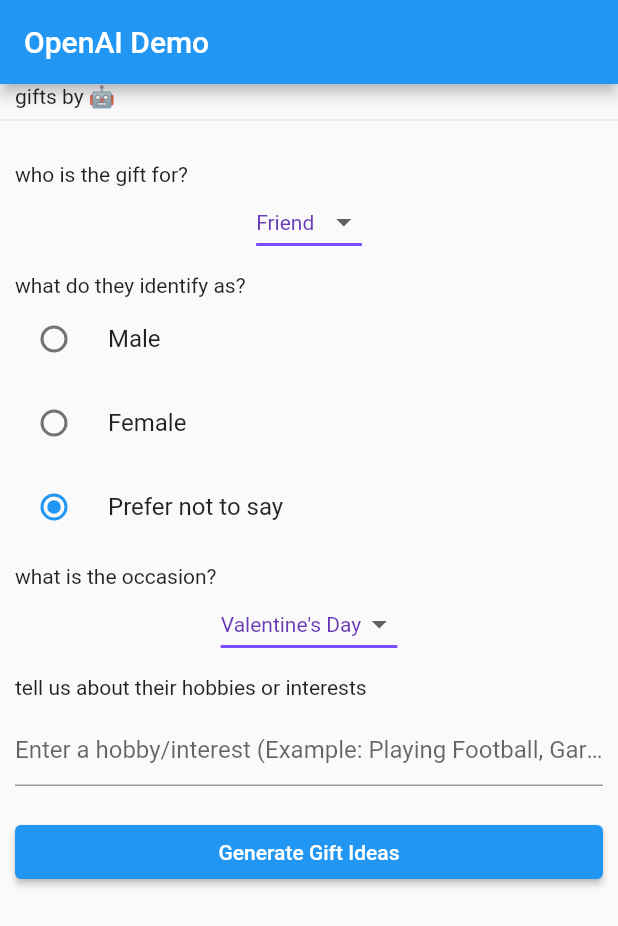
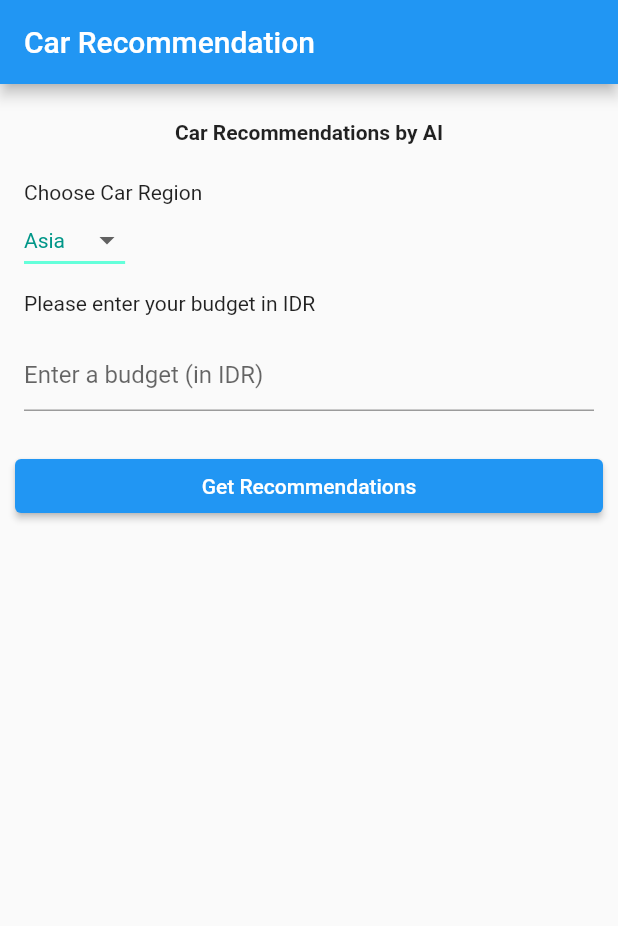
Before and after one commit to nadirbslmh/flutter-openai-demo, a Flutter app: the screen it shows after launch, on a phone screen of 412 x 824 dp. Shown: the top 926 px of the screen. Run offline on Flutter 3.47's test engine with Material 2 defaults, Android fonts, the light colour scheme and no system bars.

Commit message:
feat(app): add feature to get car recommendations from AI

```diff
--- a/lib/screens/home.dart
+++ b/lib/screens/home.dart
@@ -1,18 +1,12 @@
-import 'dart:convert';
+import 'package:flutter/material.dart';
+import 'package:flutter_openai_demo/screens/result.dart';
+import 'package:flutter_openai_demo/services/recommendation.dart';
+import 'package:intl/intl.dart';
 
-import 'package:flutter/material.dart';
-
-const List<String> listOfRelations = <String>[
-  'Friend',
-  'Partner',
-  'Spouse',
-  'Sibling'
-];
-const List<String> listOfOccasions = <String>[
-  "Valentine's Day",
-  'Birthday',
-  'Anniversary',
-  'Retirement'
+const List<String> carRegions = <String>[
+  'Asia',
+  'Europe',
+  'US',
 ];
 
 class HomeScreen extends StatefulWidget {
@@ -24,57 +18,56 @@
 
 class _HomeScreenState extends State<HomeScreen> {
   final GlobalKey<FormState> _formKey = GlobalKey<FormState>();
-  TextEditingController _controller = new TextEditingController();
-  String gender = "prefer not to say";
-  String firstDropdownValue = listOfRelations.first;
-  String secondDropdownValue = listOfOccasions.first;
+  final TextEditingController _controller = TextEditingController();
+  String carRegionValue = carRegions.first;
   bool isLoading = false;
 
   @override
   Widget build(BuildContext context) {
     return Scaffold(
-        appBar: AppBar(
-          title: const Text('OpenAI Demo'),
-        ),
-        body: Form(
+      resizeToAvoidBottomInset: false,
+      appBar: AppBar(
+        title: const Text('Car Recommendation'),
+      ),
+      body: SingleChildScrollView(
+        child: Form(
           key: _formKey,
           child: Column(
             crossAxisAlignment: CrossAxisAlignment.start,
             children: [
-              Padding(
-                padding: const EdgeInsets.only(left: 10),
+              const Center(
+                heightFactor: 4,
                 child: Text(
-                  "gifts by 🤖",
+                  'Car Recommendations by AI',
+                  style: TextStyle(
+                    fontWeight: FontWeight.bold,
+                  ),
                 ),
               ),
-              Divider(),
-              SizedBox(
-                height: 20,
+              const Padding(
+                padding: EdgeInsets.only(left: 16),
+                child: Text(
+                  "Choose Car Region",
+                ),
               ),
               Padding(
-                padding: const EdgeInsets.only(left: 10),
-                child: Text(
-                  "who is the gift for?",
-                ),
-              ),
-              Center(
+                padding: const EdgeInsets.only(left: 16),
                 child: DropdownButton<String>(
-                  value: firstDropdownValue,
+                  value: carRegionValue,
                   icon: const Icon(Icons.arrow_drop_down),
                   elevation: 16,
-                  style: const TextStyle(color: Colors.deepPurple),
+                  style: const TextStyle(color: Colors.teal),
                   underline: Container(
                     height: 2,
-                    color: Colors.deepPurpleAccent,
+                    color: Colors.tealAccent,
                   ),
                   onChanged: (String? value) {
-                    // This is called when the user selects an item.
                     setState(() {
-                      firstDropdownValue = value!;
+                      carRegionValue = value!;
                     });
                   },
-                  items: listOfRelations
-                      .map<DropdownMenuItem<String>>((String value) {
+                  items:
+                      carRegions.map<DropdownMenuItem<String>>((String value) {
                     return DropdownMenuItem<String>(
                       value: value,
                       child: Text(value),
@@ -82,99 +75,28 @@
                   }).toList(),
                 ),
               ),
-              SizedBox(
+              const SizedBox(
                 height: 10,
               ),
-              Padding(
-                padding: const EdgeInsets.only(left: 10),
+              const Padding(
+                padding: EdgeInsets.only(left: 16),
                 child: Text(
-                  "what do they identify as?",
-                ),
-              ),
-              RadioListTile(
-                title: Text("Male"),
-                value: "male",
-                groupValue: gender,
-                onChanged: (value) {
-                  setState(() {
-                    gender = value.toString();
-                  });
-                },
-              ),
-              RadioListTile(
-                title: Text("Female"),
-                value: "female",
-                groupValue: gender,
-                onChanged: (value) {
-                  setState(() {
-                    gender = value.toString();
-                  });
-                },
-              ),
-              RadioListTile(
-                title: Text("Prefer not to say"),
-                value: "prefer not to say",
-                groupValue: gender,
-                onChanged: (value) {
-                  setState(() {
-                    gender = value.toString();
-                  });
-                },
-              ),
-              SizedBox(
-                height: 10,
-              ),
-              Padding(
-                padding: const EdgeInsets.only(left: 10),
-                child: Text(
-                  "what is the occasion?",
-                ),
-              ),
-              Center(
-                child: DropdownButton<String>(
-                  value: secondDropdownValue,
-                  icon: const Icon(Icons.arrow_drop_down),
-                  elevation: 16,
-                  style: const TextStyle(color: Colors.deepPurple),
-                  underline: Container(
-                    height: 2,
-                    color: Colors.deepPurpleAccent,
-                  ),
-                  onChanged: (String? value) {
-                    // This is called when the user selects an item.
-                    setState(() {
-                      secondDropdownValue = value!;
-                    });
-                  },
-                  items: listOfOccasions
-                      .map<DropdownMenuItem<String>>((String value) {
-                    return DropdownMenuItem<String>(
-                      value: value,
-                      child: Text(value),
-                    );
-                  }).toList(),
-                ),
-              ),
-              SizedBox(
-                height: 10,
-              ),
-              Padding(
-                padding: const EdgeInsets.only(left: 10),
-                child: Text(
-                  "tell us about their hobbies or interests",
+                  "Please enter your budget in IDR",
                 ),
               ),
               Padding(
-                padding: const EdgeInsets.all(10.0),
+                padding: const EdgeInsets.all(16.0),
                 child: TextFormField(
+                  keyboardType: TextInputType.number,
                   controller: _controller,
                   decoration: const InputDecoration(
-                    hintText:
-                        'Enter a hobby/interest (Example: Playing Football, Gardening, etc)',
+                    hintText: 'Enter a budget (in IDR)',
                   ),
                   validator: (String? value) {
-                    if (value == null || value.isEmpty) {
-                      return 'Please enter some hobbies';
+                    if (value == null ||
+                        value.isEmpty ||
+                        int.tryParse(value) == null) {
+                      return 'Please enter valid numbers';
                     }
                     return null;
                   },
@@ -184,20 +106,35 @@
                 padding: const EdgeInsets.all(10.0),
                 child: ElevatedButton(
                   onPressed: () async {
-                    //We'll add code here to get response
+                    final result =
+                        await RecommendationService.getRecommendations(
+                      carRegion: carRegionValue,
+                      budget: _controller.value.text,
+                    );
+                    if (mounted) {
+                      Navigator.of(context).push(
+                        MaterialPageRoute(
+                          builder: (context) {
+                            return ResultScreen(gptResponseData: result);
+                          },
+                        ),
+                      );
+                    }
                   },
                   child: Center(
                     child:
                         isLoading && _formKey.currentState!.validate() != false
                             ? const CircularProgressIndicator(
-                                color: Colors.white,
+                                color: Colors.teal,
                               )
-                            : Text("Generate Gift Ideas"),
+                            : const Text("Get Recommendations"),
                   ),
                 ),
               ),
             ],
           ),
-        ));
+        ),
+      ),
+    );
   }
 }
--- /dev/null
+++ b/lib/services/recommendation.dart
@@ -0,0 +1,63 @@
+import 'dart:convert';
+
+import 'package:flutter_openai_demo/constants/open_ai.dart';
+import 'package:flutter_openai_demo/models/open_ai.dart';
+import 'package:http/http.dart' as http;
+import 'package:intl/intl.dart';
+
+class RecommendationService {
+  static Future<GptData> getRecommendations({
+    required String carRegion,
+    required String budget,
+  }) async {
+    late GptData gptData = GptData(
+      id: "",
+      object: "",
+      created: 0,
+      model: "",
+      choices: [],
+      usage: Usage(completionTokens: 0, promptTokens: 0, totalTokens: 0),
+    );
+
+    try {
+      var url = Uri.parse('https://api.openai.com/v1/completions');
+
+      Map<String, String> headers = {
+        'Content-Type': 'application/json;charset=UTF-8',
+        'Charset': 'utf-8',
+        'Authorization': 'Bearer $apiKey'
+      };
+
+      final formatCurrency = NumberFormat.currency(
+        locale: 'id_ID',
+        symbol: 'IDR ',
+        decimalDigits: 0,
+      );
+
+      String carBudget = formatCurrency.format(int.parse(budget));
+
+      print("the budget: $carBudget");
+
+      String promptData =
+          "Please give me a car recommendation from ${carRegion.toLowerCase()} manufacturers with budget equals to $carBudget";
+      final data = jsonEncode({
+        "model": "text-davinci-003",
+        "prompt": promptData,
+        "temperature": 0.4,
+        "max_tokens": 64,
+        "top_p": 1,
+        "frequency_penalty": 0,
+        "presence_penalty": 0
+      });
+
+      var response = await http.post(url, headers: headers, body: data);
+      if (response.statusCode == 200) {
+        gptData = gptDataFromJson(response.body);
+      }
+    } catch (e) {
+      throw Exception('Error occured when sending request.');
+    }
+
+    return gptData;
+  }
+}
--- a/pubspec.yaml
+++ b/pubspec.yaml
@@ -37,6 +37,7 @@
   # Use with the CupertinoIcons class for iOS style icons.
   cupertino_icons: ^1.0.2
   http: ^0.13.5
+  intl: ^0.18.1
 
 dev_dependencies:
   flutter_test:
```
Also changed, not shown: lib/screens/result.dart (added, +37 -0 lines), lib/services/gift.dart (deleted, +0 -42 lines), pubspec.lock.
